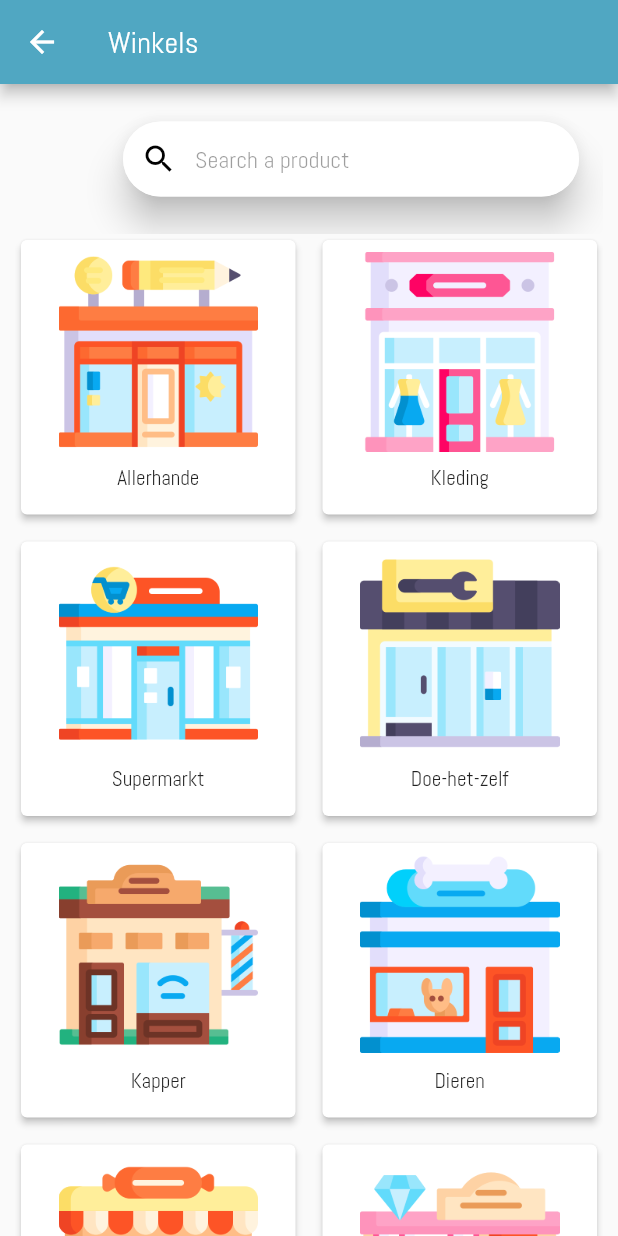
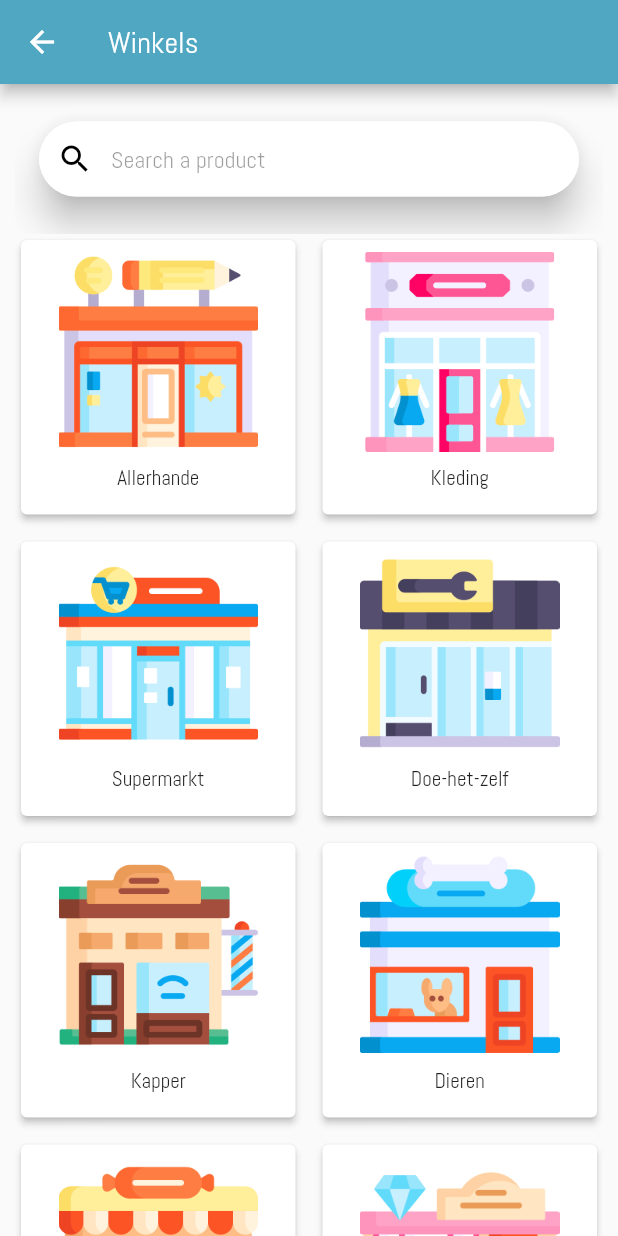
Before and after one commit to abel-vs/shapp, a Flutter app: the ShopsPage screen opened directly, on a phone screen of 412 x 824 dp. Run offline on Flutter 3.47's test engine with Material 2 defaults, Android fonts, the phone set to English and light mode, and no system bars; our stand-ins replace google_maps_flutter, location.

Commit message:
Fixed padding bug of search bar

```diff
--- a/lib/screens/shops_page.dart
+++ b/lib/screens/shops_page.dart
@@ -16,7 +16,6 @@ class ShopsPage extends StatelessWidget {
             SliverAppBar(
               title: SearchBar(),
               centerTitle: true,
-              leading: Container(),
               automaticallyImplyLeading: false,
               backgroundColor: Colors.transparent,
               shadowColor: Colors.transparent,
```
